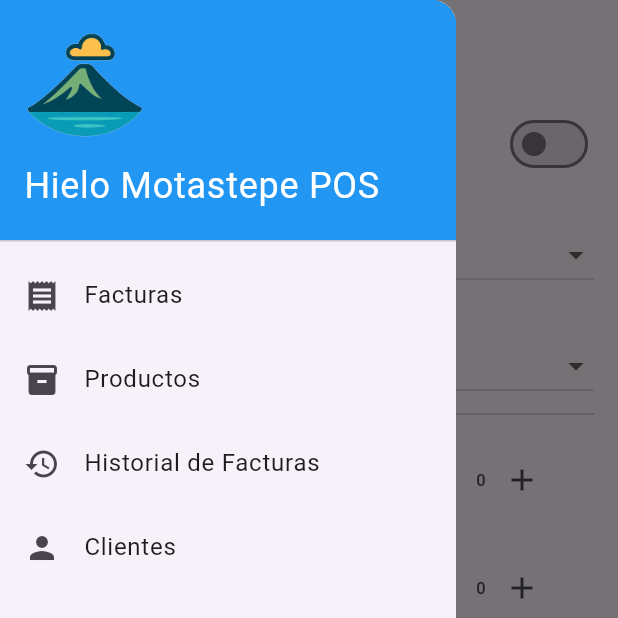
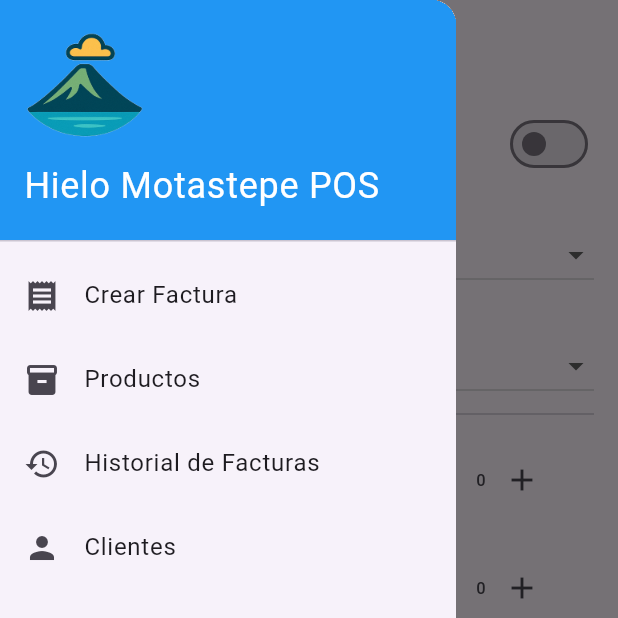
Before and after one commit to DeybisMelendez/hielo_pos, a Flutter app: the screen it shows after launch, with the side drawer open, on a phone screen of 412 x 824 dp, the top half of it. Run offline on Flutter 3.47's test engine with Material 3 defaults, Android fonts, the phone set to English and light mode, and no system bars; our stand-ins replace csv, share_plus, sqflite; missing offline and left inert: excel, flutter_bluetooth_printer; accounts and stored records are empty.

Commit message:
reestructurado screen para que cada uno sea un scaffold

```diff
--- a/lib/main.dart
+++ b/lib/main.dart
@@ -15,44 +15,32 @@ class HieloPosApp extends StatelessWidget {
 
   @override
   Widget build(BuildContext context) {
+    final Widget drawer = const DrawerMenu();
     return MaterialApp(
       title: 'Hielo Motastepe POS',
       theme: ThemeData(primarySwatch: Colors.blue),
       initialRoute: '/create-invoice',
       routes: {
-        '/create-invoice': (context) => const BaseScreen(
-          title: 'Crear Factura',
-          child: CreateInvoiceScreen(),
-        ),
-        '/products': (context) =>
-            const BaseScreen(title: 'Productos', child: ProductScreen()),
+        '/create-invoice': (context) => CreateInvoiceScreen(drawer: drawer),
+        '/products': (context) => ProductScreen(drawer: drawer),
         '/invoice_detail': (context) {
           final args = ModalRoute.of(context)!.settings.arguments as int;
-          return InvoiceDetailScreen(invoiceId: args);
+          return InvoiceDetailScreen(invoiceId: args, drawer: drawer);
         },
-
-        '/invoice_history': (context) => const InvoiceHistoryScreen(),
-        '/customers': (context) =>
-            const BaseScreen(title: 'Clientes', child: CustomerScreen()),
-        '/sellers': (context) =>
-            const BaseScreen(title: 'Vendedores', child: SellerScreen()),
+        '/invoice_history': (context) => InvoiceHistoryScreen(drawer: drawer),
+        '/customers': (context) => CustomerScreen(drawer: drawer),
+        '/sellers': (context) => SellerScreen(drawer: drawer),
       },
     );
   }
 }
 
-/// Scaffold base con Drawer para navegación
-class BaseScreen extends StatelessWidget {
-  final Widget child;
-  final String title;
-
-  const BaseScreen({super.key, required this.child, required this.title});
+class DrawerMenu extends StatelessWidget {
+  const DrawerMenu({super.key});
 
   @override
   Widget build(BuildContext context) {
-    return Scaffold(
-      appBar: AppBar(title: Text(title)),
-      drawer: Drawer(
+    return Drawer(
       child: ListView(
         padding: EdgeInsets.zero,
         children: [
@@ -73,7 +61,7 @@ class BaseScreen extends StatelessWidget {
           ),
           ListTile(
             leading: const Icon(Icons.receipt),
-              title: const Text('Facturas'),
+            title: const Text('Crear Factura'),
             onTap: () {
               Navigator.pushReplacementNamed(context, '/create-invoice');
             },
@@ -108,8 +96,6 @@ class BaseScreen extends StatelessWidget {
           ),
         ],
       ),
-      ),
-      body: child,
     );
   }
 }
--- a/lib/screens/create_invoice_screen.dart
+++ b/lib/screens/create_invoice_screen.dart
@@ -4,7 +4,8 @@ import 'package:flutter_bluetooth_printer/flutter_bluetooth_printer.dart';
 import '../invoice_printer.dart';
 
 class CreateInvoiceScreen extends StatefulWidget {
-  const CreateInvoiceScreen({super.key});
+  final Widget drawer;
+  const CreateInvoiceScreen({super.key, required this.drawer});
 
   @override
   State<CreateInvoiceScreen> createState() => _CreateInvoiceScreenState();
@@ -28,7 +29,11 @@ class _CreateInvoiceScreenState extends State<CreateInvoiceScreen> {
 
   @override
   Widget build(BuildContext context) {
-    return Padding(
+    return Scaffold(
+      drawer: widget.drawer,
+      appBar: AppBar(title: const Text('Crear Factura')),
+      body: SafeArea(
+        child: Padding(
           padding: const EdgeInsets.all(16.0),
           child: Column(
             children: [
@@ -141,6 +146,8 @@ class _CreateInvoiceScreenState extends State<CreateInvoiceScreen> {
                 ],
               ),
             ],
+          ),
+        ),
       ),
     );
   }
```
Also changed, not shown: lib/screens/customer_screen.dart (+16 -2 lines), lib/screens/invoice_detail_screen.dart (+21 -19 lines), lib/screens/invoice_history_screen.dart (+9 -1 lines), lib/screens/product_screen.dart (+15 -2 lines), lib/screens/seller_screen.dart (+15 -2 lines). Lines whose indentation alone changed are shown as unchanged.
